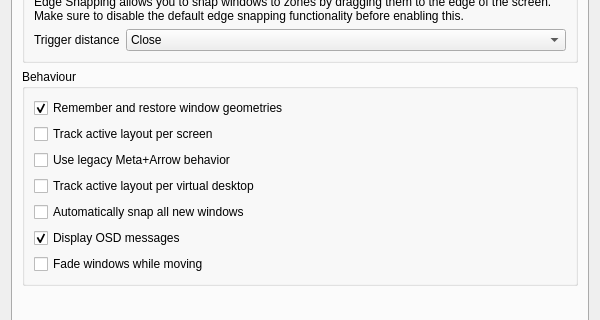
Old version of the form src/contents/ui/config.ui in the repository gerritdevriese/kzones; both pictures show x 0 to 600 and y 342 to 662 of the 600 by 800 pixel window.
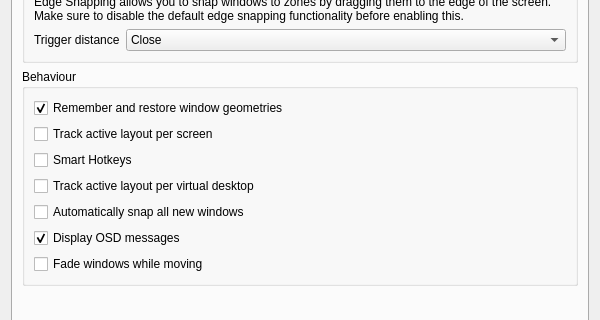
New version of the form. Icons and pictures are not drawn.

Commit message: minor tweaks and bug fixes to smart hotkeys

```diff
--- a/src/contents/ui/config.ui
+++ b/src/contents/ui/config.ui
@@ -298,7 +298,7 @@
                           <string>Use the original neighbour-adjacency Meta+Arrow logic instead of the smart directional snapping that pools zones across all layouts assigned to a monitor.</string>
                         </property>
                         <property name="text">
-                          <string>Use legacy Meta+Arrow behavior</string>
+                          <string>Smart Hotkeys</string>
                         </property>
                       </widget>
                     </item>
```
Left out of the diff: 4 changed lines with no effect on the pictures. The commit also changes 15 other files.
